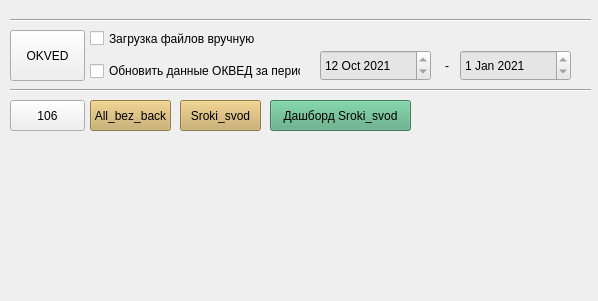
Qt form untitled.ui (iriska-gri/PultNew) before a commit.
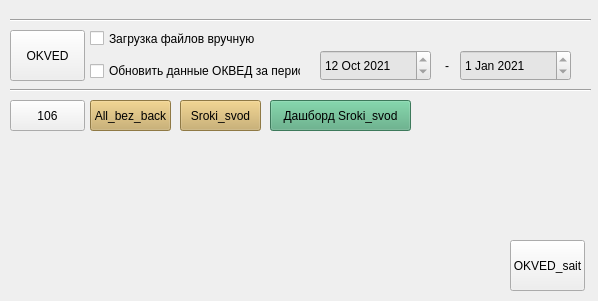
The same form after that commit.

What changed in the file:
```diff
--- a/untitled.ui
+++ b/untitled.ui
@@ -248,6 +248,19 @@
      <string>Дашборд Sroki_svod</string>
     </property>
    </widget>
+   <widget class="QPushButton" name="OKVED_2">
+    <property name="geometry">
+     <rect>
+      <x>510</x>
+      <y>240</y>
+      <width>75</width>
+      <height>51</height>
+     </rect>
+    </property>
+    <property name="text">
+     <string>OKVED_sait</string>
+    </property>
+   </widget>
   </widget>
  </widget>
  <resources/>
```
